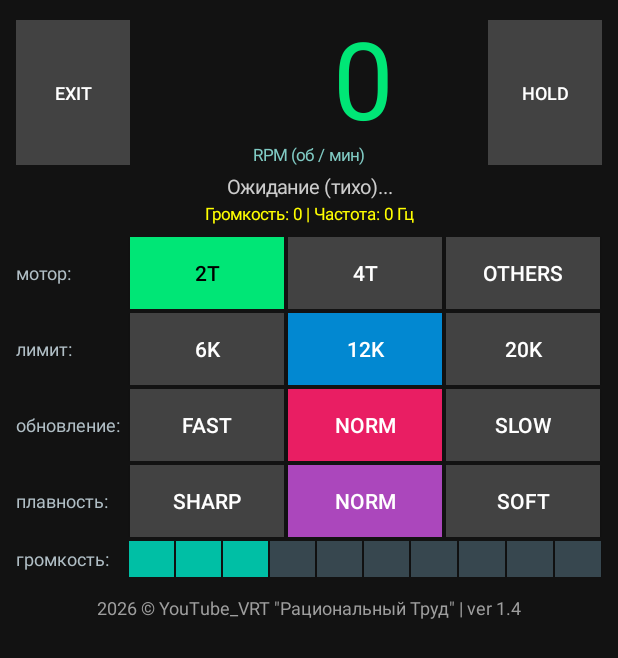
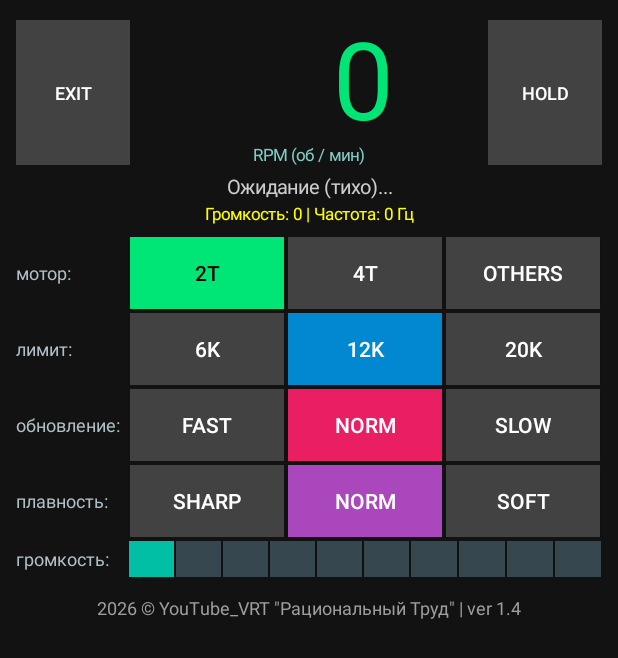
Before and after one commit to maimmr00-ops/rpm-meter, an Android app: the screen it shows after launch (MainActivity), on a phone screen of 412 x 824 dp. Shown: the top 658 px of the screen. Run offline under Robolectric (Android 15) with nearby library versions, the light colour scheme and no system bars.

Commit message:
Update MainActivity.kt

```diff
--- a/app/src/main/java/com/example/rpmmeter/MainActivity.kt
+++ b/app/src/main/java/com/example/rpmmeter/MainActivity.kt
@@ -6,7 +6,6 @@ import android.content.pm.PackageManager
 import android.graphics.Color
 import android.os.Bundle
 import android.view.Gravity
-import android.view.View
 import android.view.Window
 import android.widget.Button
 import android.widget.LinearLayout
@@ -138,7 +137,7 @@ class MainActivity : Activity() {
         rpmTextView.text = formatted
     }
 
-    private fun buildTopPanel(): View {
+    private fun buildTopPanel(): android.view.View {
         val container = LinearLayout(this)
         container.orientation = LinearLayout.HORIZONTAL
         container.gravity = Gravity.CENTER_VERTICAL
@@ -161,7 +160,7 @@ class MainActivity : Activity() {
         leftCol.addView(btnExit)
         container.addView(leftCol)
 
-        val leftSpacer = View(this)
+        val leftSpacer = android.view.View(this)
         leftSpacer.layoutParams = LinearLayout.LayoutParams(8, 1)
         container.addView(leftSpacer)
 
@@ -188,7 +187,7 @@ class MainActivity : Activity() {
 
         container.addView(rpmBlock)
 
-        val rightSpacer = View(this)
+        val rightSpacer = android.view.View(this)
         rightSpacer.layoutParams = LinearLayout.LayoutParams(8, 1)
         container.addView(rightSpacer)
 
@@ -212,7 +211,7 @@ class MainActivity : Activity() {
         return container
     }
 
-    private fun buildSettingsTable(): View {
+    private fun buildSettingsTable(): android.view.View {
         val table = TableLayout(this)
         table.setPadding(0, 2, 0, 0)
         table.layoutParams = LinearLayout.LayoutParams(LinearLayout.LayoutParams.MATCH_PARENT, LinearLayout.LayoutParams.WRAP_CONTENT)
@@ -269,8 +268,6 @@ class MainActivity : Activity() {
         addRow(table, "лимит:", btnLimit1, btnLimit2, btnLimit3)
         addRow(table, "обновление:", btnRateFast, btnRateNorm, btnRateSlow)
         addRow(table, "плавность:", btnSmoothSharp, btnSmoothNorm, btnSmoothSoft)
-
-        // ДОБАВЛЕНО: Ряд чувствительности по громкости (10 квадратиков)
         addVolumeSquaresRow(table, "громкость:")
 
         return table
@@ -324,7 +321,8 @@ class MainActivity : Activity() {
 
         for (i in 0 until 10) {
             val squareBtn = Button(this)
-            val thresholdValue = (i + 1) * 20
+            // Шаг по 500: от 500 (1-й квадрат) до 5000 (10-й квадрат)
+            val thresholdValue = (i + 1) * 500
 
             squareBtn.text = ""
             squareBtn.textSize = 10f
@@ -390,15 +388,15 @@ class MainActivity : Activity() {
         btnSmoothSoft.setBackgroundColor(if (!isSharp && !isNorm) Color.parseColor("#AB47BC") else Color.parseColor("#424242"))
         listOf(btnSmoothSharp, btnSmoothNorm, btnSmoothSoft).forEach { it.setTextColor(Color.WHITE) }
 
-        // Обновление подсветки квадратиков громкости
+        // Подсветка квадратиков громкости по шагу 500
         val currentThresh = prefsManager.minVolumeThreshold
-        val activeIndex = ((currentThresh / 20) - 1).coerceIn(0, 9)
+        val activeIndex = ((currentThresh / 500) - 1).coerceIn(0, 9)
         for (i in 0 until 10) {
             val btn = volumeStepButtons[i] ?: continue
             if (i <= activeIndex) {
-                btn.setBackgroundColor(Color.parseColor("#00BFA5")) // Бирюзовый для активных
+                btn.setBackgroundColor(Color.parseColor("#00BFA5")) // Активные
             } else {
-                btn.setBackgroundColor(Color.parseColor("#37474F")) // Темный для неактивных
+                btn.setBackgroundColor(Color.parseColor("#37474F")) // Неактивные
             }
         }
     }
```
